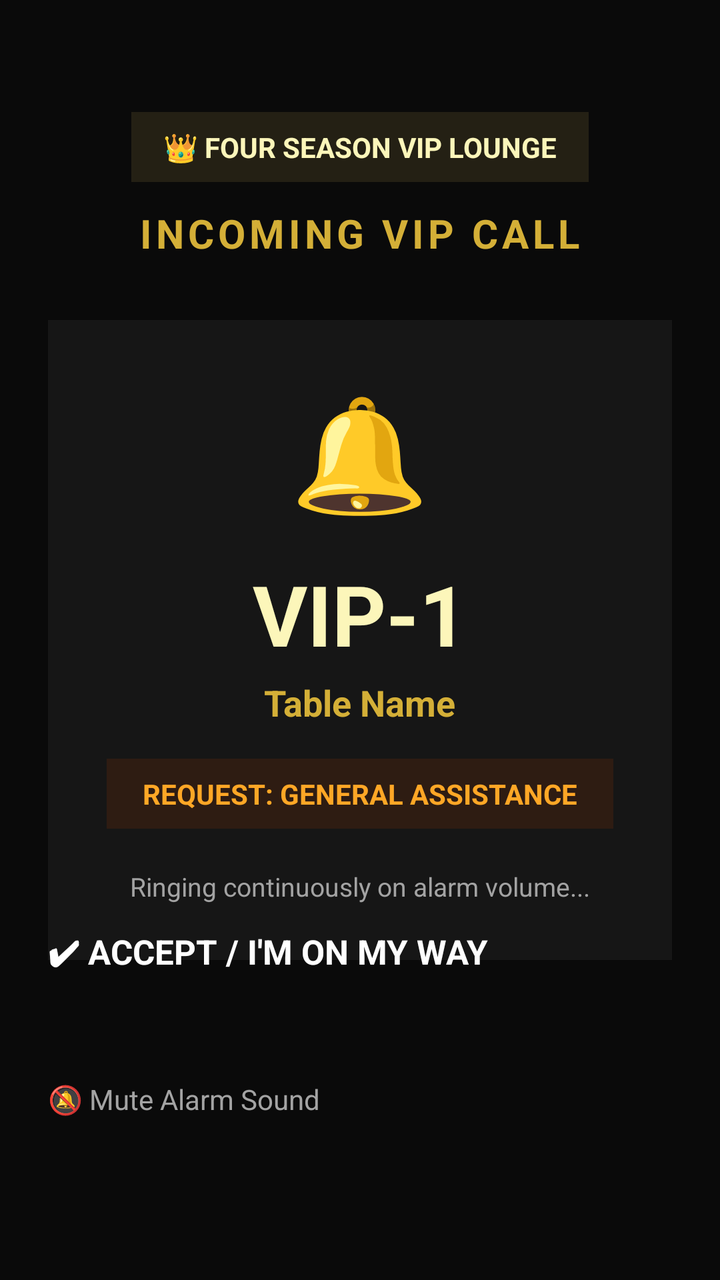
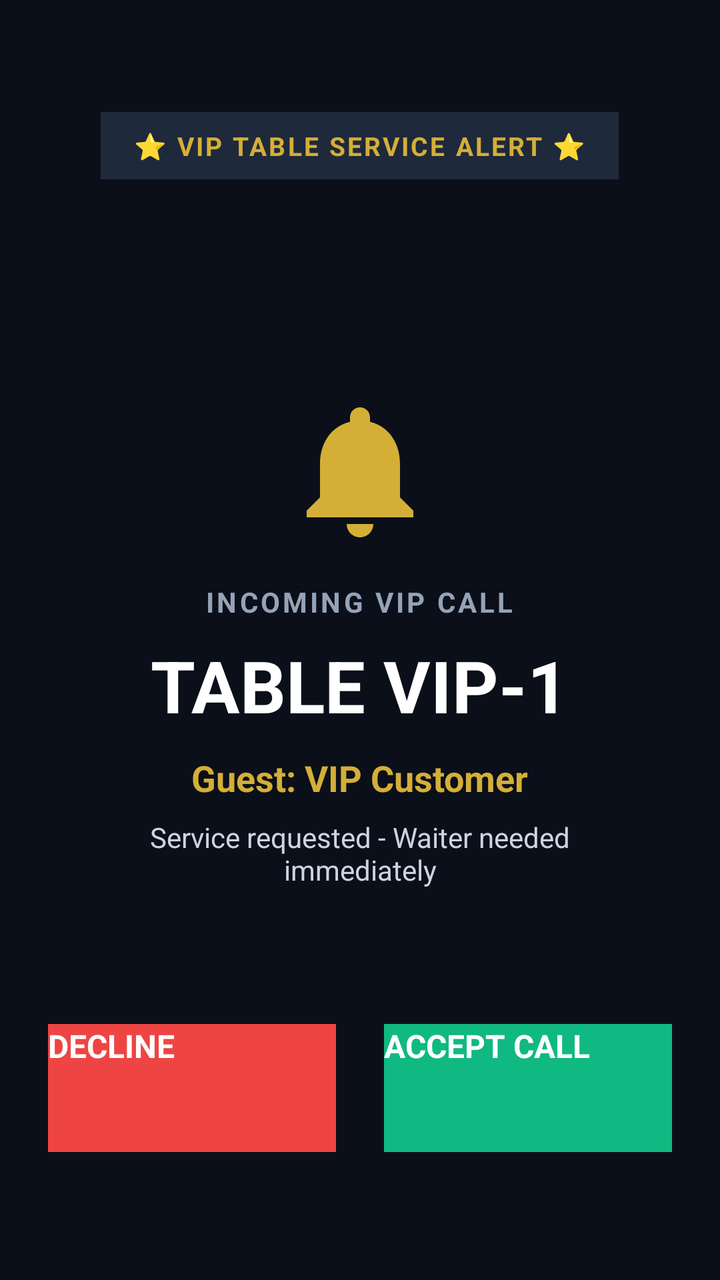

Two renders of the same Android screen: before a commit and after it. Below are the layout's source before the change and the commit's diff.
<!-- AndroidManifest.xml: activity theme AppTheme.NoActionBar -->
<!-- res/layout/activity_incoming_call.xml -->
<?xml version="1.0" encoding="utf-8"?>
<RelativeLayout xmlns:android="http://schemas.android.com/apk/res/android"
    android:layout_width="match_parent"
    android:layout_height="match_parent"
    android:background="#0A0A0A"
    android:padding="24dp"
    android:keepScreenOn="true">

    
    <LinearLayout
        android:id="@+id/header_layout"
        android:layout_width="match_parent"
        android:layout_height="wrap_content"
        android:layout_alignParentTop="true"
        android:gravity="center"
        android:orientation="vertical"
        android:paddingTop="32dp">

        <TextView
            android:id="@+id/tv_brand_badge"
            android:layout_width="wrap_content"
            android:layout_height="wrap_content"
            android:background="#242014"
            android:paddingHorizontal="16dp"
            android:paddingVertical="8dp"
            android:text="👑 FOUR SEASON VIP LOUNGE"
            android:textColor="#FCF6BA"
            android:textSize="14sp"
            android:textStyle="bold" />

        <TextView
            android:id="@+id/tv_incoming_banner"
            android:layout_width="wrap_content"
            android:layout_height="wrap_content"
            android:layout_marginTop="12dp"
            android:text="INCOMING VIP CALL"
            android:textColor="#D4AF37"
            android:textSize="20sp"
            android:letterSpacing="0.1"
            android:textStyle="bold" />
    </LinearLayout>

    
    <LinearLayout
        android:id="@+id/center_card"
        android:layout_width="match_parent"
        android:layout_height="wrap_content"
        android:layout_centerInParent="true"
        android:background="#161616"
        android:gravity="center"
        android:orientation="vertical"
        android:padding="28dp">

        
        <TextView
            android:id="@+id/tv_bell_icon"
            android:layout_width="wrap_content"
            android:layout_height="wrap_content"
            android:text="🔔"
            android:textSize="56sp" />

        <TextView
            android:id="@+id/tv_table_number"
            android:layout_width="wrap_content"
            android:layout_height="wrap_content"
            android:layout_marginTop="16dp"
            android:text="VIP-1"
            android:textColor="#FCF6BA"
            android:textSize="42sp"
            android:textStyle="bold" />

        <TextView
            android:id="@+id/tv_table_name"
            android:layout_width="wrap_content"
            android:layout_height="wrap_content"
            android:layout_marginTop="4dp"
            android:text="Table Name"
            android:textColor="#D4AF37"
            android:textSize="18sp"
            android:textStyle="bold" />

        <TextView
            android:id="@+id/tv_call_type"
            android:layout_width="wrap_content"
            android:layout_height="wrap_content"
            android:layout_marginTop="16dp"
            android:background="#2E1C12"
            android:paddingHorizontal="18dp"
            android:paddingVertical="8dp"
            android:text="REQUEST: GENERAL ASSISTANCE"
            android:textColor="#FFA726"
            android:textSize="14sp"
            android:textStyle="bold" />

        <TextView
            android:id="@+id/tv_escalation_badge"
            android:layout_width="wrap_content"
            android:layout_height="wrap_content"
            android:layout_marginTop="12dp"
            android:background="#3B1212"
            android:paddingHorizontal="14dp"
            android:paddingVertical="6dp"
            android:text="⚡ ESCALATED TO ALL WAITERS (45s)"
            android:textColor="#EF4444"
            android:textSize="12sp"
            android:textStyle="bold"
            android:visibility="gone" />

        <TextView
            android:id="@+id/tv_ringing_status"
            android:layout_width="wrap_content"
            android:layout_height="wrap_content"
            android:layout_marginTop="20dp"
            android:text="Ringing continuously on alarm volume..."
            android:textColor="#A3A3A3"
            android:textSize="13sp" />
    </LinearLayout>

    
    <LinearLayout
        android:layout_width="match_parent"
        android:layout_height="wrap_content"
        android:layout_alignParentBottom="true"
        android:orientation="vertical"
        android:layout_marginBottom="24dp">

        <Button
            android:id="@+id/btn_accept_call"
            android:layout_width="match_parent"
            android:layout_height="64dp"
            android:backgroundTint="#10B981"
            android:text="✔ ACCEPT / I'M ON MY WAY"
            android:textColor="#FFFFFF"
            android:textSize="17sp"
            android:textStyle="bold" />

        <Button
            android:id="@+id/btn_mute_sound"
            android:layout_width="match_parent"
            android:layout_height="52dp"
            android:layout_marginTop="12dp"
            android:backgroundTint="#262626"
            android:text="🔕 Mute Alarm Sound"
            android:textColor="#A3A3A3"
            android:textSize="14sp" />
    </LinearLayout>

</RelativeLayout>
<!-- resources referenced by this layout -->
<resources>

</resources>

<!-- the commit's change to res/layout/activity_incoming_call.xml (unified diff, before → after) -->
@@ -1,148 +1,137 @@
 <?xml version="1.0" encoding="utf-8"?>
 <RelativeLayout xmlns:android="http://schemas.android.com/apk/res/android"
+    android:id="@+id/incoming_call_root"
     android:layout_width="match_parent"
     android:layout_height="match_parent"
-    android:background="#0A0A0A"
-    android:padding="24dp"
-    android:keepScreenOn="true">
+    android:background="#0B0F19"
+    android:keepScreenOn="true"
+    android:padding="24dp">
 
     
     <LinearLayout
         android:id="@+id/header_layout"
-        android:layout_width="match_parent"
+        android:layout_width="wrap_content"
         android:layout_height="wrap_content"
         android:layout_alignParentTop="true"
-        android:gravity="center"
-        android:orientation="vertical"
-        android:paddingTop="32dp">
+        android:layout_centerHorizontal="true"
+        android:layout_marginTop="32dp"
+        android:background="#1E293B"
+        android:paddingStart="16dp"
+        android:paddingTop="8dp"
+        android:paddingEnd="16dp"
+        android:paddingBottom="8dp"
+        android:orientation="horizontal">
 
         <TextView
-            android:id="@+id/tv_brand_badge"
             android:layout_width="wrap_content"
             android:layout_height="wrap_content"
-            android:background="#242014"
-            android:paddingHorizontal="16dp"
-            android:paddingVertical="8dp"
-            android:text="👑 FOUR SEASON VIP LOUNGE"
-            android:textColor="#FCF6BA"
-            android:textSize="14sp"
-            android:textStyle="bold" />
-
-        <TextView
-            android:id="@+id/tv_incoming_banner"
-            android:layout_width="wrap_content"
-            android:layout_height="wrap_content"
-            android:layout_marginTop="12dp"
-            android:text="INCOMING VIP CALL"
+            android:text="⭐ VIP TABLE SERVICE ALERT ⭐"
             android:textColor="#D4AF37"
-            android:textSize="20sp"
-            android:letterSpacing="0.1"
-            android:textStyle="bold" />
+            android:textSize="13sp"
+            android:textStyle="bold"
+            android:letterSpacing="0.08" />
     </LinearLayout>
 
     
     <LinearLayout
-        android:id="@+id/center_card"
+        android:id="@+id/center_info"
         android:layout_width="match_parent"
         android:layout_height="wrap_content"
         android:layout_centerInParent="true"
-        android:background="#161616"
         android:gravity="center"
-        android:orientation="vertical"
-        android:padding="28dp">
+        android:orientation="vertical">
 
         
+        <ImageView
+            android:id="@+id/bell_icon"
+            android:layout_width="80dp"
+            android:layout_height="80dp"
+            android:src="@drawable/ic_stat_bell"
+            android:tint="#D4AF37"
+            android:contentDescription="Bell Icon"
+            android:layout_marginBottom="16dp" />
+
         <TextView
-            android:id="@+id/tv_bell_icon"
+            android:id="@+id/tv_incoming_call_title"
             android:layout_width="wrap_content"
             android:layout_height="wrap_content"
-            android:text="🔔"
-            android:textSize="56sp" />
+            android:text="INCOMING VIP CALL"
+            android:textColor="#94A3B8"
+            android:textSize="14sp"
+            android:letterSpacing="0.1"
+            android:textStyle="bold" />
 
         <TextView
             android:id="@+id/tv_table_number"
             android:layout_width="wrap_content"
             android:layout_height="wrap_content"
-            android:layout_marginTop="16dp"
-            android:text="VIP-1"
-            android:textColor="#FCF6BA"
-            android:textSize="42sp"
+            android:layout_marginTop="8dp"
+            android:text="TABLE VIP-1"
+            android:textColor="#FFFFFF"
+            android:textSize="36sp"
             android:textStyle="bold" />
 
         <TextView
-            android:id="@+id/tv_table_name"
+            android:id="@+id/tv_customer_name"
             android:layout_width="wrap_content"
             android:layout_height="wrap_content"
-            android:layout_marginTop="4dp"
-            android:text="Table Name"
+            android:layout_marginTop="10dp"
+            android:text="Guest: VIP Customer"
             android:textColor="#D4AF37"
             android:textSize="18sp"
             android:textStyle="bold" />
 
         <TextView
-            android:id="@+id/tv_call_type"
+            android:id="@+id/tv_call_note"
             android:layout_width="wrap_content"
             android:layout_height="wrap_content"
-            android:layout_marginTop="16dp"
-            android:background="#2E1C12"
-            android:paddingHorizontal="18dp"
-            android:paddingVertical="8dp"
-            android:text="REQUEST: GENERAL ASSISTANCE"
-            android:textColor="#FFA726"
+            android:layout_marginTop="8dp"
+            android:text="Service requested - Waiter needed immediately"
+            android:textColor="#CBD5E1"
             android:textSize="14sp"
-            android:textStyle="bold" />
+            android:gravity="center"
+            android:paddingStart="24dp"
+            android:paddingEnd="24dp" />
 
-        <TextView
-            android:id="@+id/tv_escalation_badge"
-            android:layout_width="wrap_content"
-            android:layout_height="wrap_content"
-            android:layout_marginTop="12dp"
-            android:background="#3B1212"
-            android:paddingHorizontal="14dp"
-            android:paddingVertical="6dp"
-            android:text="⚡ ESCALATED TO ALL WAITERS (45s)"
-            android:textColor="#EF4444"
-            android:textSize="12sp"
-            android:textStyle="bold"
-            android:visibility="gone" />
-
-        <TextView
-            android:id="@+id/tv_ringing_status"
-            android:layout_width="wrap_content"
-            android:layout_height="wrap_content"
-            android:layout_marginTop="20dp"
-            android:text="Ringing continuously on alarm volume..."
-            android:textColor="#A3A3A3"
-            android:textSize="13sp" />
     </LinearLayout>
 
     
     <LinearLayout
+        android:id="@+id/actions_layout"
         android:layout_width="match_parent"
         android:layout_height="wrap_content"
         android:layout_alignParentBottom="true"
-        android:orientation="vertical"
-        android:layout_marginBottom="24dp">
+        android:layout_marginBottom="40dp"
+        android:gravity="center"
+        android:orientation="horizontal"
+        android:weightSum="2">
 
+        
         <Button
-            android:id="@+id/btn_accept_call"
-            android:layout_width="match_parent"
+            android:id="@+id/btn_decline"
+            android:layout_width="0dp"
             android:layout_height="64dp"
-            android:backgroundTint="#10B981"
-            android:text="✔ ACCEPT / I'M ON MY WAY"
+            android:layout_weight="1"
+            android:layout_marginEnd="12dp"
+            android:background="#EF4444"
+            android:text="DECLINE"
             android:textColor="#FFFFFF"
-            android:textSize="17sp"
+            android:textSize="16sp"
             android:textStyle="bold" />
 
+        
         <Button
-            android:id="@+id/btn_mute_sound"
-            android:layout_width="match_parent"
-            android:layout_height="52dp"
-            android:layout_marginTop="12dp"
-            android:backgroundTint="#262626"
-            android:text="🔕 Mute Alarm Sound"
-            android:textColor="#A3A3A3"
-            android:textSize="14sp" />
+            android:id="@+id/btn_accept"
+            android:layout_width="0dp"
+            android:layout_height="64dp"
+            android:layout_weight="1"
+            android:layout_marginStart="12dp"
+            android:background="#10B981"
+            android:text="ACCEPT CALL"
+            android:textColor="#FFFFFF"
+            android:textSize="16sp"
+            android:textStyle="bold" />
+
     </LinearLayout>
 
 </RelativeLayout>
<!-- resource entries referenced after the edit -->
@@ -1,5 +1,14 @@
 <!-- resources referenced by this layout -->
 <resources>
-
+  <!-- drawable ic_stat_bell (drawable) -->
+  <vector xmlns:android="http://schemas.android.com/apk/res/android"
+      android:width="24dp"
+      android:height="24dp"
+      android:viewportWidth="24"
+      android:viewportHeight="24">
+    <path
+        android:fillColor="#FFFFFFFF"
+        android:pathData="M12,22c1.1,0 2,-0.9 2,-2h-4c0,1.1 0.9,2 2,2zM18,16v-5c0,-3.07 -1.63,-5.64 -4.5,-6.32V4c0,-0.83 -0.67,-1.5 -1.5,-1.5s-1.5,0.67 -1.5,1.5v0.68C7.64,5.36 6,7.92 6,11v5l-2,2v1h16v-1l-2,-2z"/>
+  </vector>
 </resources>
 
